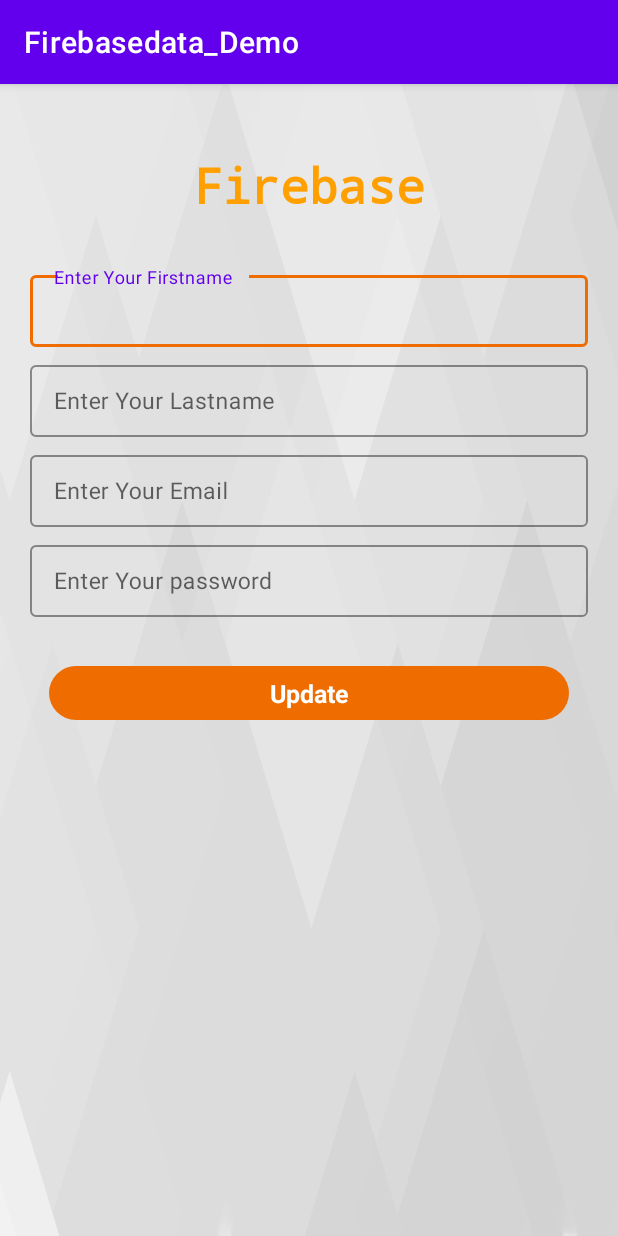
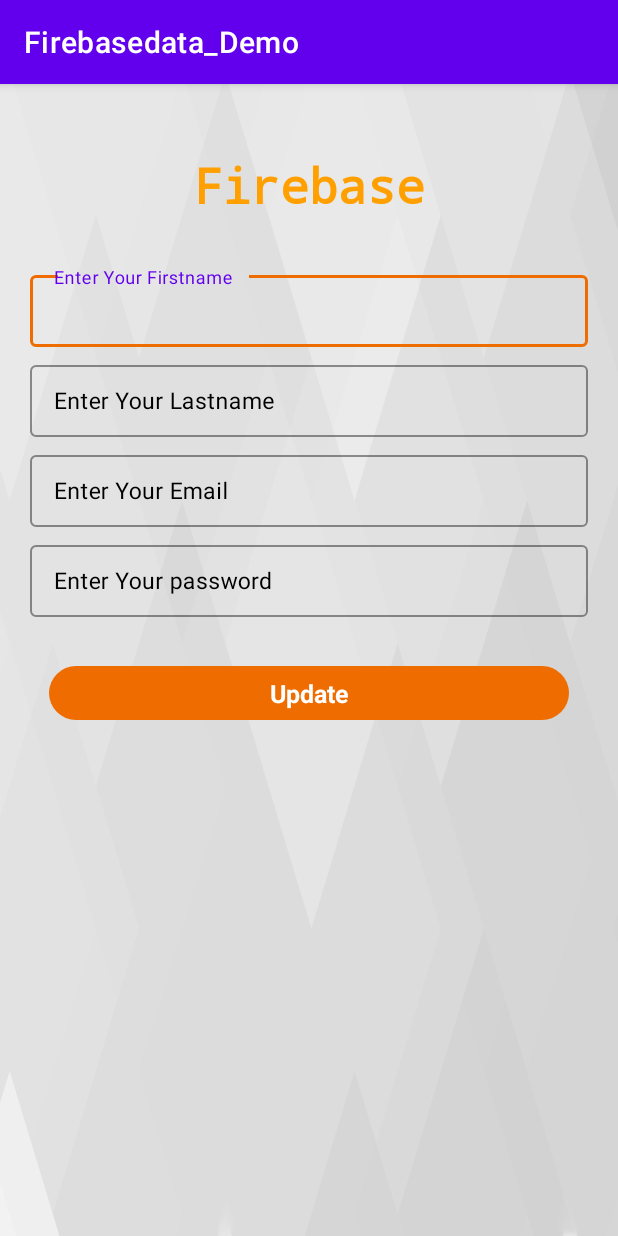
Before and after one commit to dhruvhansalpara/DhruvFirebaseDataDemo, an Android app: the RegisterActivity screen opened directly, with no data from a screen before it, on a phone screen of 412 x 824 dp. Run offline under Robolectric (Android 15) with nearby library versions, the phone set to English and light mode, and no system bars; our stand-ins replace Firebase (no records; nobody signed in at launch, a user with empty details on screens opened directly), sdp/ssp sizes.

Commit message:
Dhruv push

```diff
--- a/app/src/main/res/layout/activity_login.xml
+++ b/app/src/main/res/layout/activity_login.xml
@@ -61,6 +61,7 @@
                         android:layout_marginRight="@dimen/_10sdp"
                         android:layout_marginTop="@dimen/_5sdp"
                         app:boxBackgroundMode="outline"
+                        android:textColorHint="@color/black"
                         app:boxStrokeColor="@color/colorPrimary"
                         style="@style/Widget.MaterialComponents.TextInputLayout.OutlinedBox.Dense">
 
@@ -69,6 +70,7 @@
                             android:layout_width="match_parent"
                             android:layout_height="wrap_content"
                             android:hint="Enter Your Email"
+                            android:textColorHint="@color/black"
                             android:layout_marginLeft="@dimen/_5sdp"
                             android:inputType="text"
                             android:layout_marginRight="@dimen/_5sdp"
@@ -93,6 +95,7 @@
                         android:layout_marginRight="@dimen/_10sdp"
                         android:layout_marginTop="@dimen/_5sdp"
                         app:boxBackgroundMode="outline"
+                        android:textColorHint="@color/black"
                         app:boxStrokeColor="@color/colorPrimary"
                         style="@style/Widget.MaterialComponents.TextInputLayout.OutlinedBox.Dense">
 
@@ -103,6 +106,7 @@
                             android:hint="Enter Your password"
                             android:layout_marginLeft="@dimen/_5sdp"
                             android:inputType="text"
+                            android:textColorHint="@color/black"
                             android:layout_marginRight="@dimen/_5sdp"
                             android:textSize="@dimen/_12sdp"/>
                     </com.google.android.material.textfield.TextInputLayout>
--- a/app/src/main/res/layout/activity_signup.xml
+++ b/app/src/main/res/layout/activity_signup.xml
@@ -37,6 +37,7 @@
               app:boxStrokeColor="@color/colorPrimary"
               android:layout_marginRight="@dimen/_10sdp"
               android:layout_marginTop="@dimen/_10sdp"
+              android:textColorHint="@color/black"
               style="@style/Widget.MaterialComponents.TextInputLayout.OutlinedBox.Dense">
 
               <com.google.android.material.textfield.TextInputEditText
@@ -44,6 +45,7 @@
                   android:layout_width="match_parent"
                   android:layout_height="wrap_content"
                   android:hint="Enter Your Firstname"
+                  android:textColorHint="@color/black"
                   android:layout_marginLeft="@dimen/_5sdp"
                   android:layout_marginRight="@dimen/_5sdp"
                   android:textSize="@dimen/_12sdp"/>
@@ -54,6 +56,7 @@
                 android:layout_height="wrap_content"
                 android:layout_marginLeft="@dimen/_10sdp"
                 android:layout_marginRight="@dimen/_10sdp"
+                android:textColorHint="@color/black"
                 app:boxStrokeColor="@color/colorPrimary"
                 android:layout_marginTop="@dimen/_5sdp"
                 style="@style/Widget.MaterialComponents.TextInputLayout.OutlinedBox.Dense">
@@ -64,6 +67,7 @@
                     android:layout_height="wrap_content"
                     android:hint="Enter Your Lastname"
                     android:inputType="text"
+                    android:textColorHint="@color/black"
                     android:layout_marginLeft="@dimen/_5sdp"
                     android:layout_marginRight="@dimen/_5sdp"
                     android:textSize="@dimen/_12sdp"/>
@@ -74,6 +78,7 @@
                 android:layout_height="wrap_content"
                 android:layout_marginLeft="@dimen/_10sdp"
                 android:layout_marginRight="@dimen/_10sdp"
+                android:textColorHint="@color/black"
                 android:layout_marginTop="@dimen/_5sdp"
                 app:boxBackgroundMode="outline"
                 app:boxStrokeColor="@color/colorPrimary"
@@ -84,6 +89,7 @@
                     android:layout_width="match_parent"
                     android:layout_height="wrap_content"
                     android:hint="Enter Your Email"
+                    android:textColorHint="@color/black"
                     android:layout_marginLeft="@dimen/_5sdp"
                     android:inputType="text"
                     android:layout_marginRight="@dimen/_5sdp"
@@ -97,6 +103,7 @@
                 android:layout_marginRight="@dimen/_10sdp"
                 android:layout_marginTop="@dimen/_5sdp"
                 app:boxBackgroundMode="outline"
+                android:textColorHint="@color/black"
                 app:boxStrokeColor="@color/colorPrimary"
                 style="@style/Widget.MaterialComponents.TextInputLayout.OutlinedBox.Dense">
 
@@ -107,6 +114,7 @@
                     android:hint="Enter Your password"
                     android:layout_marginLeft="@dimen/_5sdp"
                     android:inputType="text"
+                    android:textColorHint="@color/black"
                     android:layout_marginRight="@dimen/_5sdp"
                     android:textSize="@dimen/_12sdp"/>
             </com.google.android.material.textfield.TextInputLayout>
--- a/app/src/main/res/values-night/themes.xml
+++ b/app/src/main/res/values-night/themes.xml
@@ -5,6 +5,8 @@
         <item name="colorPrimary">@color/purple_200</item>
         <item name="colorPrimaryVariant">@color/purple_700</item>
         <item name="colorOnPrimary">@color/black</item>
+        <item name="android:textColor">@color/black</item>
+        <item name="android:textColorPrimary">@color/black</item>
         <!-- Secondary brand color. -->
         <item name="colorSecondary">@color/teal_200</item>
         <item name="colorSecondaryVariant">@color/teal_200</item>
--- a/app/src/main/res/values/themes.xml
+++ b/app/src/main/res/values/themes.xml
@@ -4,7 +4,9 @@
         <!-- Primary brand color. -->
         <item name="colorPrimary">@color/purple_500</item>
         <item name="colorPrimaryVariant">@color/purple_700</item>
-        <item name="colorOnPrimary">@color/white</item>
+        <item name="colorOnPrimary">@color/black</item>
+        <item name="android:textColor">@color/black</item>
+        <item name="android:textColorPrimary">@color/black</item>
         <!-- Secondary brand color. -->
         <item name="colorSecondary">@color/teal_200</item>
         <item name="colorSecondaryVariant">@color/teal_700</item>
```
